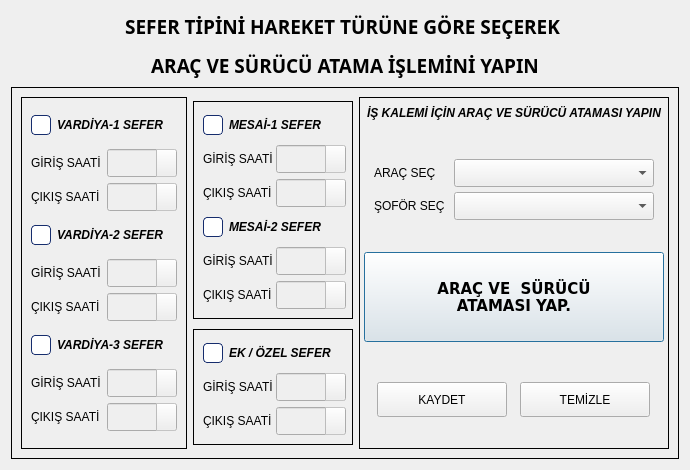
The window that ui/ui_files/trips_dialog.ui (AyhanErcan70/SATTUP) describes before a commit, drawn with Qt 5.
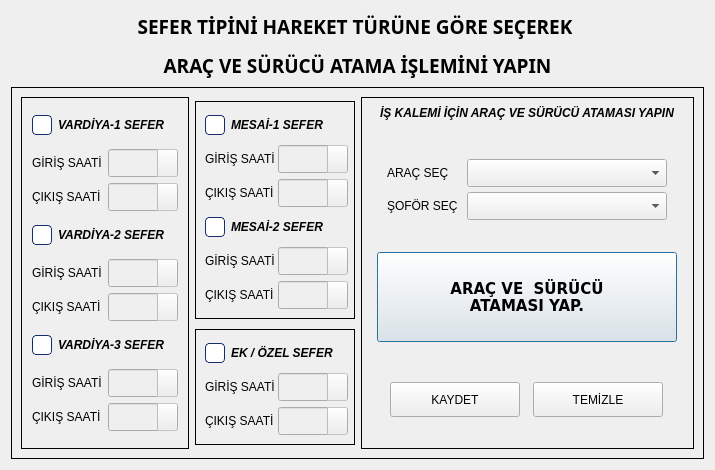
The same window after the commit. Icons and pictures are not drawn.

```diff
--- a/ui/ui_files/trips_dialog.ui
+++ b/ui/ui_files/trips_dialog.ui
@@ -6,7 +6,7 @@
    <rect>
     <x>0</x>
     <y>0</y>
-    <width>690</width>
+    <width>715</width>
     <height>470</height>
    </rect>
   </property>
```
